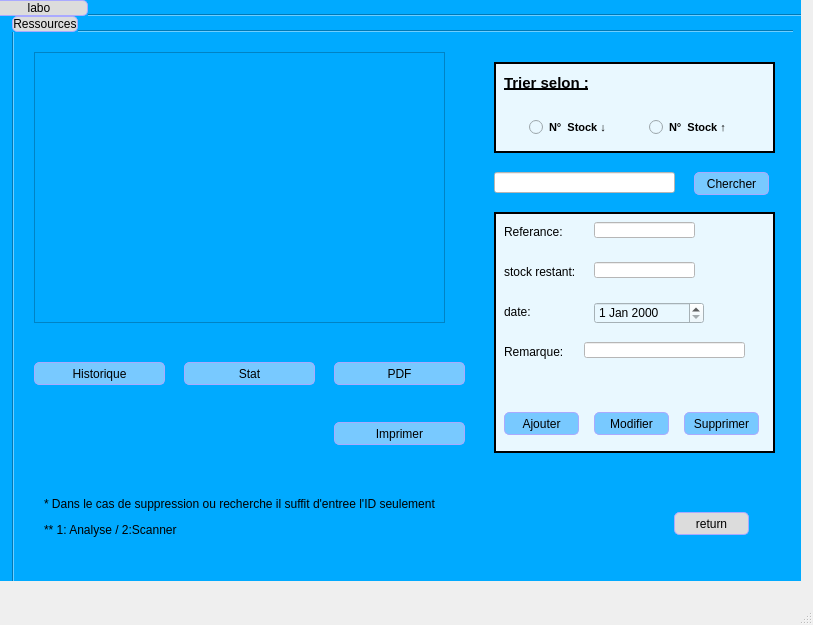
arijhajji-1/E-Health_2A2, file mainwindow.ui: the form before one commit.
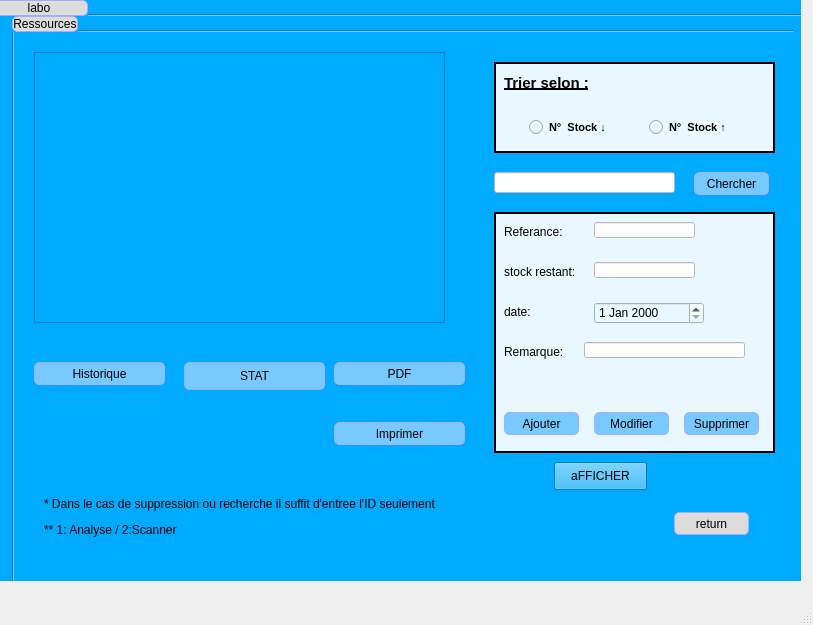
The form after the commit. The open tabs and pages were chosen to show the change.

What changed in the file:
```diff
--- a/mainwindow.ui
+++ b/mainwindow.ui
@@ -5208,8 +5208,8 @@
              <rect>
               <x>170</x>
               <y>330</y>
-              <width>131</width>
-              <height>23</height>
+              <width>141</width>
+              <height>28</height>
              </rect>
             </property>
             <property name="styleSheet">
@@ -5228,7 +5228,20 @@
 }</string>
             </property>
             <property name="text">
-             <string>Stat</string>
+             <string>STAT</string>
+            </property>
+           </widget>
+           <widget class="QPushButton" name="pushButton_78">
+            <property name="geometry">
+             <rect>
+              <x>540</x>
+              <y>430</y>
+              <width>93</width>
+              <height>28</height>
+             </rect>
+            </property>
+            <property name="text">
+             <string>aFFICHER</string>
             </property>
            </widget>
           </widget>
```
Left out of the diff: 4 changed lines with no effect on the pictures.
